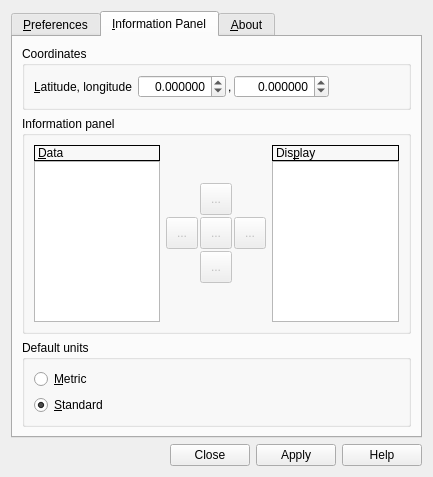
Old version of the form qt/application/forms/controlpaneldialog.ui in the repository damentz/moonphase.
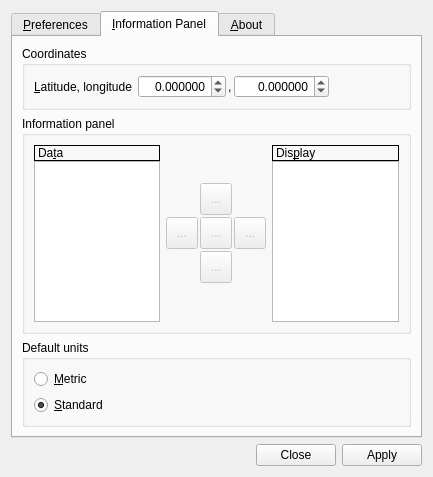
New version of the form. The open tabs and pages were chosen to show the change. Icons and pictures are not drawn. Custom widgets are drawn as their Qt base class.

Commit message: Updated README. Silenced numerous Windows warnings (command line definition). Memory leak fix. Single radio button click fix. Documentation. Added calculations and formatting for moon information. Added date/time override to test widget.

What changed in the file:
```diff
--- a/qt/application/forms/controlpaneldialog.ui
+++ b/qt/application/forms/controlpaneldialog.ui
@@ -507,7 +507,7 @@
                <enum>QFrame::Box</enum>
               </property>
               <property name="text">
-               <string>&amp;Data</string>
+               <string>Da&amp;ta</string>
               </property>
               <property name="textInteractionFlags">
                <set>Qt::NoTextInteraction</set>
@@ -753,7 +753,7 @@
       <enum>Qt::Horizontal</enum>
      </property>
      <property name="standardButtons">
-      <set>QDialogButtonBox::Apply|QDialogButtonBox::Close|QDialogButtonBox::Help</set>
+      <set>QDialogButtonBox::Apply|QDialogButtonBox::Close</set>
      </property>
     </widget>
    </item>
```
Left out of the diff: 24 changed lines with no effect on the pictures. The commit also changes 25 other files.
